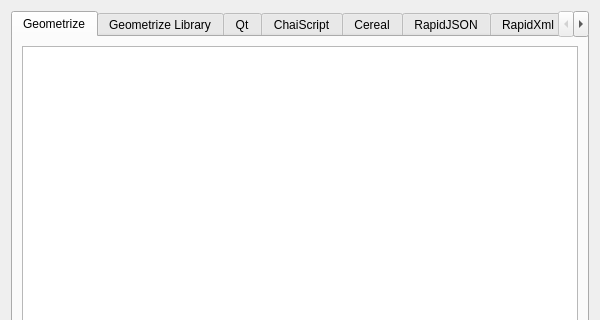
Above: Geometrize/dialog/licensedialog.ui from Tw1ddle/geometrize before the change; both pictures show x 0 to 600 and y 0 to 320 of the 600 by 500 pixel window. Below: the same form after it.
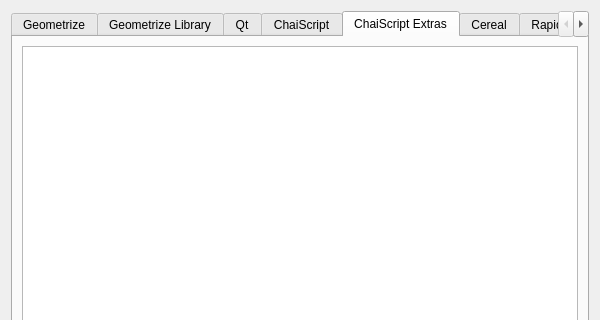
That is the form after the change. The open tabs and pages were chosen to show the change.

Commit message: Add chaiscript extras math bindings + license, tweak shape mutation rules, split UI into separate tabs (need to make these dockable/detachable ideally)

Patch:
```diff
--- a/Geometrize/dialog/licensedialog.ui
+++ b/Geometrize/dialog/licensedialog.ui
@@ -81,6 +81,16 @@
        </item>
       </layout>
      </widget>
+     <widget class="QWidget" name="ChaiScriptExtras">
+      <attribute name="title">
+       <string>ChaiScript Extras</string>
+      </attribute>
+      <layout class="QVBoxLayout" name="verticalLayout_14">
+       <item>
+        <widget class="QTextBrowser" name="chaiScriptExtrasLicense"/>
+       </item>
+      </layout>
+     </widget>
      <widget class="QWidget" name="Cereal">
       <attribute name="title">
        <string notr="true">Cereal</string>
```
The commit also changes 17 other files.
